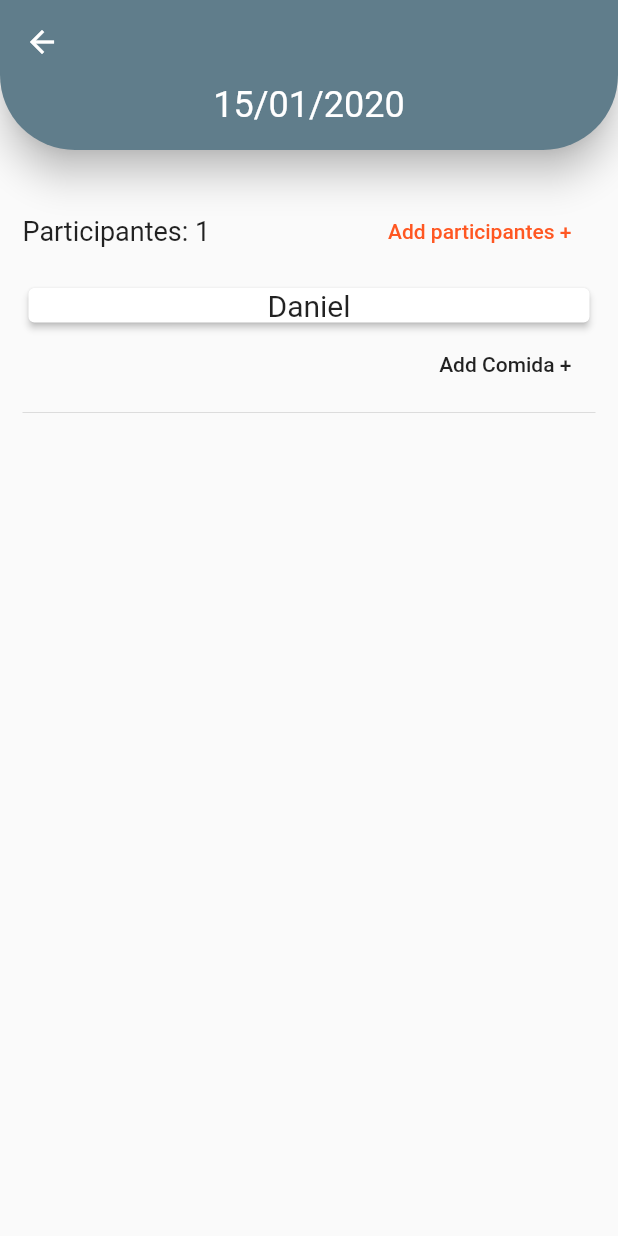
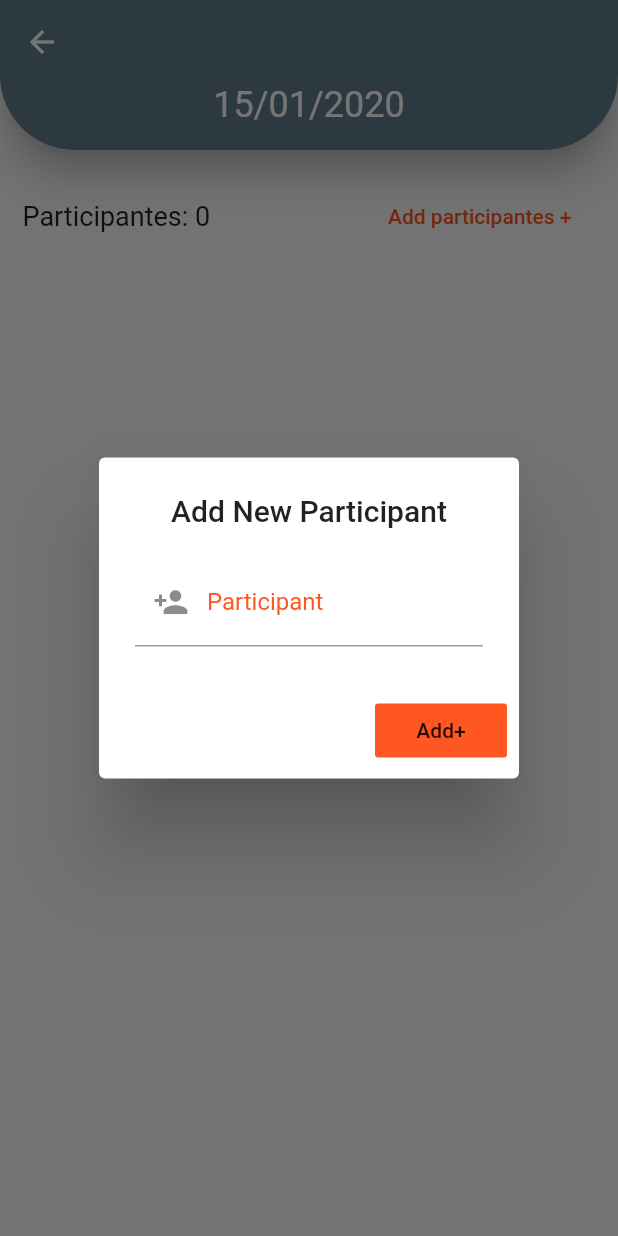
Before and after one commit to dnuneswebdev/divvide, a Flutter app: the BillDetail screen opened directly with empty values, after a tap on "Add participantes +", on a phone screen of 412 x 824 dp. Run offline on Flutter 3.47's test engine with Material 2 defaults, Android fonts, the phone set to English and light mode, and no system bars.

Commit message:
Added and refactored some widgets in the bill detail page, added constants file

```diff
--- a/lib/main.dart
+++ b/lib/main.dart
@@ -11,6 +11,7 @@ class MyApp extends StatelessWidget {
       title: 'DiVVide',
       theme: ThemeData(
         primaryColor: Colors.blueGrey,
+        primarySwatch: Colors.deepOrange,
         hintColor: Colors.deepOrange,
       ),
       // theme: ThemeData.dark(),
--- /dev/null
+++ b/lib/models/participants_model.dart
@@ -0,0 +1,14 @@
+class Participants {
+  String id;
+  String name;
+  dynamic meals;
+
+  Participants({this.id, this.name, this.meals});
+}
+
+class Meals {
+  String meal;
+  double price;
+
+  Meals({this.meal, this.price});
+}
--- a/lib/screens/bill_detail.dart
+++ b/lib/screens/bill_detail.dart
@@ -1,9 +1,29 @@
 import 'package:divvide/models/bill_models.dart';
+import 'package:divvide/models/participants_model.dart';
+import 'package:divvide/shared/constants.dart';
 import 'package:divvide/widgets/participants_list.dart';
 import 'package:flutter/material.dart';
 import 'package:intl/intl.dart';
 
-class BillDetail extends StatelessWidget {
+class BillDetail extends StatefulWidget {
+  @override
+  _BillDetailState createState() => _BillDetailState();
+}
+
+class _BillDetailState extends State<BillDetail> {
+  final List<Participants> participants = [
+    // Participants(
+    //   id: '1',
+    //   name: 'Daniel',
+    //   meals: Meals(
+    //     meal: '1x Hamburgão',
+    //     price: 19.99,
+    //   ),
+    // ),
+  ];
+
+  final TextEditingController _newParticipantCtrl = TextEditingController();
+
   @override
   Widget build(BuildContext context) {
     final Bill bill = ModalRoute.of(context).settings.arguments;
@@ -14,8 +34,9 @@ class BillDetail extends StatelessWidget {
           _customAppBar(bill),
           SliverList(
             delegate: SliverChildListDelegate([
-              SizedBox(height: 15),
-              ParticipantsList(),
+              SizedBox(height: 20),
+              _participantsRow(context),
+              ParticipantsList(participants: participants),
             ]),
           ),
         ],
@@ -23,8 +44,6 @@ class BillDetail extends StatelessWidget {
     );
   }
 
-  //WIDGETS
-  //CREATE CUSTOM SLIVER APPBAR
   Widget _customAppBar(Bill bill) {
     return SliverAppBar(
       title: Text(
@@ -35,11 +54,7 @@ class BillDetail extends StatelessWidget {
           fontWeight: FontWeight.bold,
         ),
       ),
-      shape: RoundedRectangleBorder(
-        borderRadius: BorderRadius.vertical(
-          bottom: Radius.circular(50),
-        ),
-      ),
+      shape: circularBorderAppBar,
       elevation: 10,
       forceElevated: true,
       centerTitle: true,
@@ -60,12 +75,65 @@ class BillDetail extends StatelessWidget {
     );
   }
 
-  //CREATE LIST OF PARTICIPANTS
-  Widget _participantsList(Bill bill) {}
+  Widget _participantsRow(BuildContext context) {
+    return Container(
+      padding: EdgeInsets.symmetric(horizontal: 15),
+      child: Row(
+        mainAxisAlignment: MainAxisAlignment.spaceBetween,
+        children: <Widget>[
+          Text(
+            'Participantes: ${participants.length}',
+            style: TextStyle(fontSize: 18),
+          ),
+          FlatButton(
+            child: Text('Add participantes +'),
+            textColor: Theme.of(context).hintColor,
+            onPressed: () => _newParticipantDialog(context),
+          ),
+        ],
+      ),
+    );
+  }
+
+  void _newParticipantDialog(BuildContext context) {
+    showDialog(
+      context: context,
+      builder: (BuildContext context) {
+        return AlertDialog(
+          title: Text('Add New Participant', textAlign: TextAlign.center),
+          content: TextField(
+            controller: _newParticipantCtrl,
+            decoration: InputDecoration(
+              prefixIcon: Icon(Icons.person_add),
+              labelText: 'Participant',
+            ),
+          ),
+          actions: <Widget>[
+            FlatButton(
+              child: Text('Add+'),
+              color: Colors.deepOrange,
+              onPressed: () => _createNewParticipant(_newParticipantCtrl.text),
+            )
+          ],
+        );
+      },
+    );
+  }
+
+  void _createNewParticipant(String name) {
+    if (name.isEmpty) {
+      return null;
+    }
+
+    final newParticipant = Participants(
+      id: DateTime.now().toString(),
+      name: name,
+    );
+
+    setState(() {
+      participants.add(newParticipant);
+    });
+
+    Navigator.of(context).pop();
+  }
 }
-
-// Text(
-//   bill.totalBill == null
-//     ? 'R\$ 0.00'
-//     : bill.totalBill.toStringAsFixed(2),
-//),
--- a/lib/screens/home.dart
+++ b/lib/screens/home.dart
@@ -1,4 +1,5 @@
 import 'package:divvide/models/bill_models.dart';
+// import 'package:divvide/shared/constants.dart';
 import 'package:divvide/widgets/bill_list.dart';
 import 'package:divvide/widgets/new_bill.dart';
 import 'package:flutter/material.dart';
@@ -15,12 +16,13 @@ class _HomeState extends State<Home> {
   Widget build(BuildContext context) {
     return Scaffold(
       appBar: AppBar(
+        // shape: circularBorderAppBar,
+        // title: Image.asset('images/logo-1.png', fit: BoxFit.cover),
         title: Text('DIVVIDE'),
         centerTitle: true,
       ),
       body: bills.isEmpty ? _noBillsMessage() : BillList(bills: bills),
       floatingActionButton: FloatingActionButton(
-        backgroundColor: Colors.deepOrange,
         onPressed: () {
           _newBillModal(context);
         },
--- /dev/null
+++ b/lib/shared/constants.dart
@@ -0,0 +1,7 @@
+import 'package:flutter/material.dart';
+
+const circularBorderAppBar = RoundedRectangleBorder(
+  borderRadius: BorderRadius.vertical(
+    bottom: Radius.circular(50),
+  ),
+);
--- a/lib/widgets/participants_list.dart
+++ b/lib/widgets/participants_list.dart
@@ -1,63 +1,135 @@
+import 'package:divvide/models/participants_model.dart';
 import 'package:flutter/material.dart';
 
 class ParticipantsList extends StatelessWidget {
-  final List participants = [
-    {
-      'id': 1,
-      'name': 'Daniel',
-      'meal': ['Lanche 1', 'Lanche 2'],
-      'price': 40.00,
-    }
-  ];
+  final List<Participants> participants;
+
+  ParticipantsList({@required this.participants});
+
+  final TextEditingController _newMealNameCtrl = TextEditingController();
+  final TextEditingController _newMealPriceCtrl = TextEditingController();
+
+  final double _totalParticipant = 00.00;
 
   @override
   Widget build(BuildContext context) {
     return Container(
-      padding: EdgeInsets.all(15),
+      padding: EdgeInsets.all(5),
       child: Column(
           crossAxisAlignment: CrossAxisAlignment.end,
+          children: participants.map((participant) {
+            return Card(
+              elevation: 2,
+              child: Column(
+                crossAxisAlignment: CrossAxisAlignment.stretch,
                 children: <Widget>[
-          Row(
+                  Padding(
+                    padding: EdgeInsets.all(10),
+                    child: Row(
                       mainAxisAlignment: MainAxisAlignment.spaceBetween,
                       children: <Widget>[
                         Text(
-                'Participantes: ${participants.length}',
-                style: TextStyle(fontSize: 18),
-              ),
-              FlatButton(
-                child: Text('Add participantes +'),
-                textColor: Theme.of(context).hintColor,
-                onPressed: () {},
-              ),
-            ],
-          ),
-          SizedBox(height: 10),
-          Card(
-            elevation: 2,
-            child: Row(
-              mainAxisAlignment: MainAxisAlignment.spaceEvenly,
-              children: <Widget>[
-                Text(
-                  participants[0]['name'],
+                          participant.name,
                           style: TextStyle(
                             fontSize: 20,
                           ),
                         ),
+                        _buildMealsColumn(),
+                        FlatButton(
+                          child: Icon(Icons.add),
+                          onPressed: () => _newMealDialog(context),
+                        ),
                       ],
                     ),
                   ),
-          FlatButton(child: Text('Add Comida +'), onPressed: () {}),
                   Divider(),
+                  Padding(
+                    padding: EdgeInsets.symmetric(horizontal: 10, vertical: 5),
+                    child: Text(
+                      'Total: \$ $_totalParticipant',
+                      textAlign: TextAlign.right,
+                      style:
+                          TextStyle(fontSize: 18, fontWeight: FontWeight.bold),
+                    ),
+                  ),
                 ],
               ),
             );
+          }).toList()),
+    );
+  }
+
+  //WIDGETS
+  //ADD A NEW ROW FOR MEALS AND PRICE
+  Widget _buildMealsColumn() {
+    return Column(
+        children: participants.map((participant) {
+      if (participant.meals == null) {
+        return Text('No meals added yet', style: TextStyle(fontSize: 16));
+      } else {
+        return Row(
+          children: <Widget>[
+            Text(participant.meals.meal, style: TextStyle(fontSize: 16)),
+            Text('  \$' + participant.meals.price.toString(),
+                style: TextStyle(fontSize: 16)),
+          ],
+        );
+      }
+    }).toList());
+  }
+
+  //METHODS
+  //ADD NEW MEAL TO THE PARTICIPANT
+  void _newMealDialog(BuildContext context) {
+    showDialog(
+      context: context,
+      builder: (BuildContext context) {
+        return AlertDialog(
+          title: Text('Add New Meal', textAlign: TextAlign.center),
+          content: Column(
+            mainAxisSize: MainAxisSize.min,
+            children: <Widget>[
+              TextField(
+                controller: _newMealNameCtrl,
+                decoration: InputDecoration(
+                  prefixIcon: Icon(Icons.fastfood),
+                  labelText: 'Meal',
+                ),
+              ),
+              TextField(
+                controller: _newMealPriceCtrl,
+                decoration: InputDecoration(
+                  prefixIcon: Icon(Icons.monetization_on),
+                  labelText: 'Price',
+                ),
+                keyboardType: TextInputType.phone,
+              ),
+            ],
+          ),
+          actions: <Widget>[
+            FlatButton(
+              child: Text('Add +'),
+              color: Colors.deepOrange,
+              onPressed: () => _createNewMeal(context, _newMealNameCtrl.text,
+                  _newMealPriceCtrl.text as double),
+            )
+          ],
+        );
+      },
+    );
+  }
+
+  //METHODS
+  void _createNewMeal(BuildContext context, String meal, double price) {
+    if (meal == null || price == null) {
+      return;
+    }
+
+    final newMeal = Meals(
+      meal: meal,
+      price: price,
+    );
+
+    Navigator.of(context).pop();
   }
 }
-// SizedBox(height: 20),
-
-//         ListView.builder(
-//           itemCount: participants.length,
-//           itemBuilder: (context, index) {
-//             return Text(participants[index]['name']);
-//           },
-//         ),
--- a/pubspec.yaml
+++ b/pubspec.yaml
@@ -41,8 +41,8 @@ flutter:
   # the material Icons class.
   uses-material-design: true
   # To add assets to your application, add an assets section, like this:
-  # assets:
-  #  - images/a_dot_burr.jpeg
+  assets:
+    - images/
   #  - images/a_dot_ham.jpeg
   # An image asset can refer to one or more resolution-specific "variants", see
   # https://flutter.dev/assets-and-images/#resolution-aware.
```
Also changed, not shown: images/money-bg.jpg (added). Lines whose indentation alone changed are shown as unchanged.
